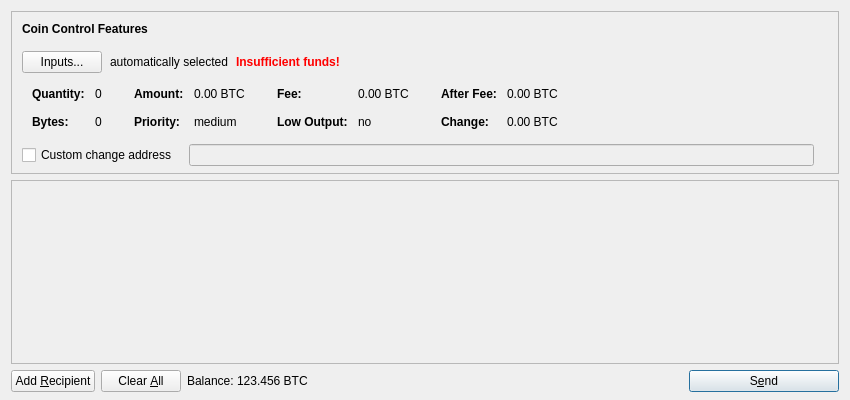
Old version of the form src/qt/forms/sendcoinsdialog.ui in the repository AsterraProtocol/iQcoin.
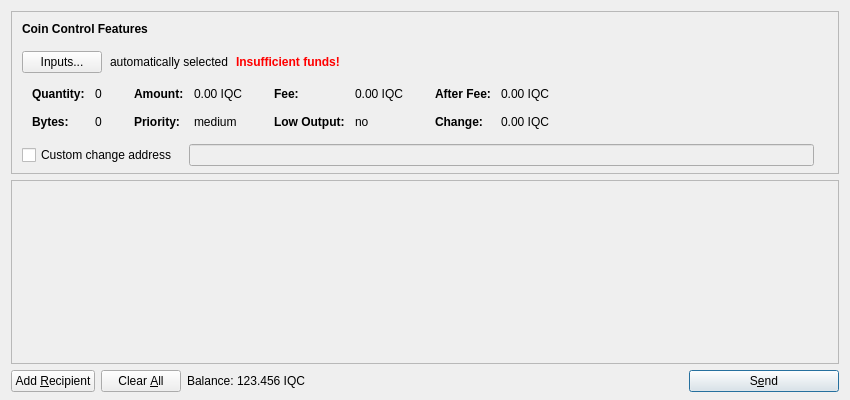
New version of the form. Icons and pictures are not drawn. Custom widgets are drawn as their Qt base class.

The edit to the form file:
```diff
--- a/src/qt/forms/sendcoinsdialog.ui
+++ b/src/qt/forms/sendcoinsdialog.ui
@@ -321,7 +321,7 @@
                   <enum>Qt::ActionsContextMenu</enum>
                  </property>
                  <property name="text">
-                  <string notr="true">0.00 BTC</string>
+                  <string notr="true">0.00 IQC</string>
                  </property>
                  <property name="textInteractionFlags">
                   <set>Qt::LinksAccessibleByMouse|Qt::TextSelectableByKeyboard|Qt::TextSelectableByMouse</set>
@@ -401,7 +401,7 @@
                   <enum>Qt::ActionsContextMenu</enum>
                  </property>
                  <property name="text">
-                  <string notr="true">0.00 BTC</string>
+                  <string notr="true">0.00 IQC</string>
                  </property>
                  <property name="textInteractionFlags">
                   <set>Qt::LinksAccessibleByMouse|Qt::TextSelectableByKeyboard|Qt::TextSelectableByMouse</set>
@@ -481,7 +481,7 @@
                   <enum>Qt::ActionsContextMenu</enum>
                  </property>
                  <property name="text">
-                  <string notr="true">0.00 BTC</string>
+                  <string notr="true">0.00 IQC</string>
                  </property>
                  <property name="textInteractionFlags">
                   <set>Qt::LinksAccessibleByMouse|Qt::TextSelectableByKeyboard|Qt::TextSelectableByMouse</set>
@@ -510,7 +510,7 @@
                   <enum>Qt::ActionsContextMenu</enum>
                  </property>
                  <property name="text">
-                  <string notr="true">0.00 BTC</string>
+                  <string notr="true">0.00 IQC</string>
                  </property>
                  <property name="textInteractionFlags">
                   <set>Qt::LinksAccessibleByMouse|Qt::TextSelectableByKeyboard|Qt::TextSelectableByMouse</set>
@@ -717,7 +717,7 @@
           <cursorShape>IBeamCursor</cursorShape>
          </property>
          <property name="text">
-          <string notr="true">123.456 BTC</string>
+          <string notr="true">123.456 IQC</string>
          </property>
          <property name="textInteractionFlags">
           <set>Qt::LinksAccessibleByMouse|Qt::TextSelectableByKeyboard|Qt::TextSelectableByMouse</set>
```
